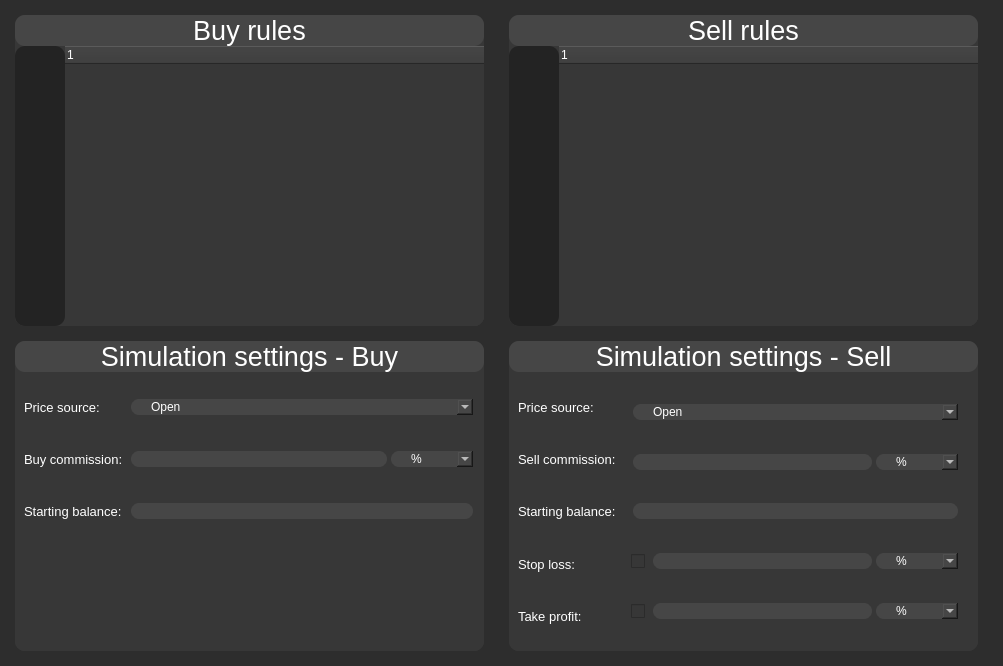
Above: ui/strategy_page.ui from kornelHub/BackTesting-App before the change. Below: the same form after it.
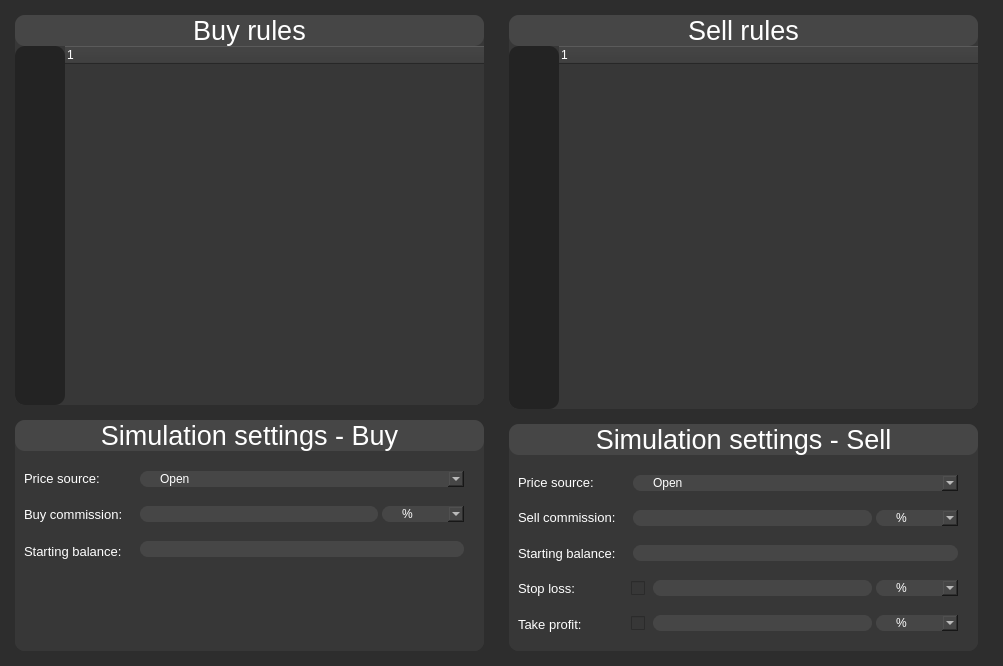
That is the form after the change.

Commit message: reduced the simulation settings widget

The edit to the form file:
```diff
--- a/ui/strategy_page.ui
+++ b/ui/strategy_page.ui
@@ -332,7 +332,7 @@
          <item>
           <widget class="QWidget" name="p2_leftBottom_widget" native="true">
            <property name="sizePolicy">
-            <sizepolicy hsizetype="Expanding" vsizetype="Expanding">
+            <sizepolicy hsizetype="Expanding" vsizetype="Fixed">
              <horstretch>0</horstretch>
              <verstretch>0</verstretch>
             </sizepolicy>
@@ -490,7 +490,7 @@
                <item>
                 <widget class="QWidget" name="widget_8" native="true">
                  <property name="sizePolicy">
-                  <sizepolicy hsizetype="Expanding" vsizetype="Preferred">
+                  <sizepolicy hsizetype="Expanding" vsizetype="Expanding">
                    <horstretch>0</horstretch>
                    <verstretch>0</verstretch>
                   </sizepolicy>
@@ -502,19 +502,19 @@
                  </property>
                  <layout class="QVBoxLayout" name="verticalLayout_8">
                   <property name="spacing">
-                   <number>0</number>
+                   <number>15</number>
                   </property>
                   <property name="leftMargin">
-                   <number>0</number>
+                   <number>9</number>
                   </property>
                   <property name="topMargin">
-                   <number>0</number>
+                   <number>9</number>
                   </property>
                   <property name="rightMargin">
-                   <number>0</number>
+                   <number>9</number>
                   </property>
                   <property name="bottomMargin">
-                   <number>0</number>
+                   <number>9</number>
                   </property>
                   <item>
                    <widget class="QWidget" name="widget_10" native="true">
@@ -715,10 +715,24 @@
                    </widget>
                   </item>
                   <item>
-                   <widget class="QWidget" name="widget_13" native="true"/>
+                   <widget class="QWidget" name="widget_13" native="true">
+                    <property name="minimumSize">
+                     <size>
+                      <width>0</width>
+                      <height>22</height>
+                     </size>
+                    </property>
+                   </widget>
                   </item>
                   <item>
-                   <widget class="QWidget" name="widget_17" native="true"/>
+                   <widget class="QWidget" name="widget_17" native="true">
+                    <property name="minimumSize">
+                     <size>
+                      <width>0</width>
+                      <height>22</height>
+                     </size>
+                    </property>
+                   </widget>
                   </item>
                  </layout>
                 </widget>
@@ -1002,7 +1016,7 @@
       <item>
        <widget class="QWidget" name="p2_rightBottom_widget" native="true">
         <property name="sizePolicy">
-         <sizepolicy hsizetype="Expanding" vsizetype="Expanding">
+         <sizepolicy hsizetype="Expanding" vsizetype="Fixed">
           <horstretch>0</horstretch>
           <verstretch>0</verstretch>
          </sizepolicy>
@@ -1163,6 +1177,9 @@
                </sizepolicy>
               </property>
               <layout class="QVBoxLayout" name="verticalLayout_12">
+               <property name="spacing">
+                <number>15</number>
+               </property>
                <item>
                 <widget class="QWidget" name="widget_20" native="true">
                  <layout class="QHBoxLayout" name="horizontalLayout_10">
```
